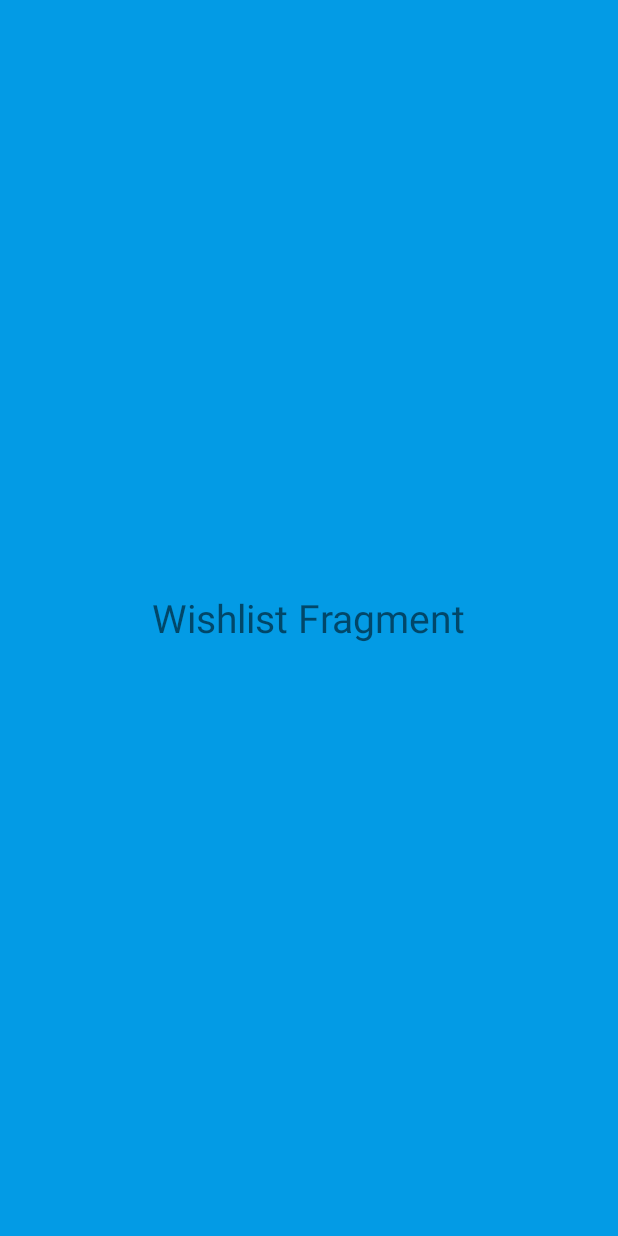
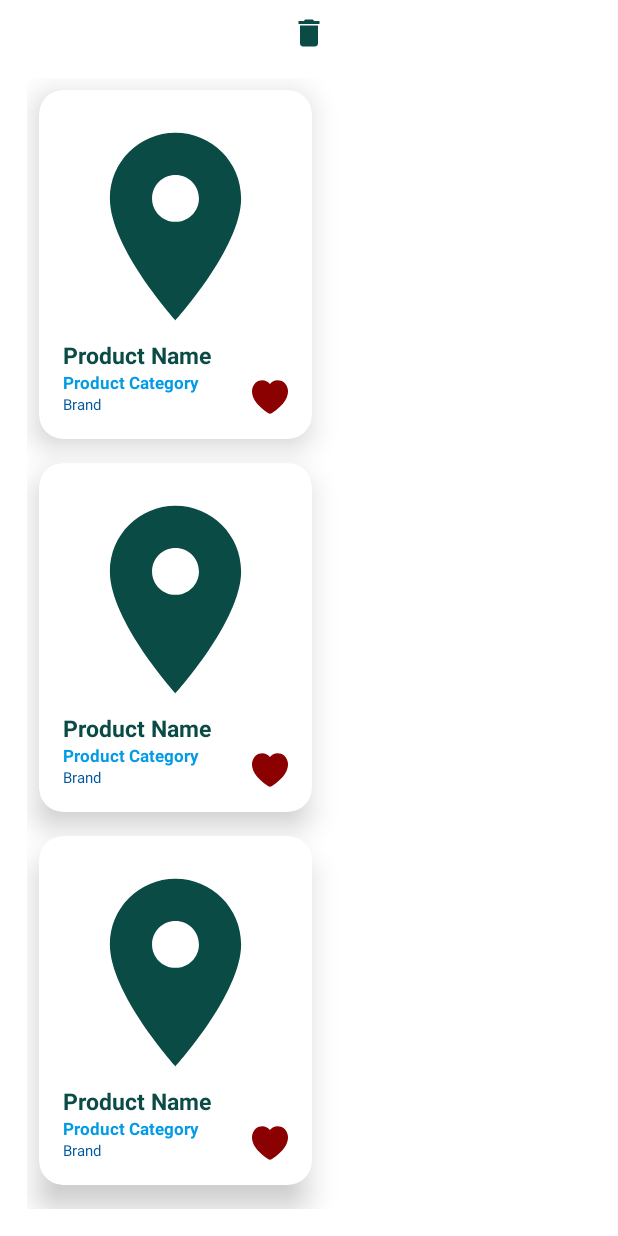
Before and after one commit to wahbimo/Arvag, an Android app: the layout fragment_wishlist.xml on its own in the app's theme, with its tools: preview values and no code run, on a phone screen of 412 x 824 dp. Run offline under Robolectric (Android 15) with nearby library versions, the phone set to English and light mode, and no system bars.

Commit message:
Wishlist added SQLite DB implemented to hold the products added to the wishlist. We can delete all products from the wishlist and we can delete only one element by clicking on the heart button.

```diff
--- a/app/src/main/java/com/example/arvag/activities/MainActivity.kt
+++ b/app/src/main/java/com/example/arvag/activities/MainActivity.kt
@@ -57,6 +57,7 @@ class MainActivity : AppCompatActivity() {
                 }
 
                 R.id.wishlist -> {
+                    //fragmentManager.beginTransaction().replace(R.id.frame_layout, wishlistFragment).commit()
                     fragmentManager.beginTransaction().hide(activeFragment).show(wishlistFragment).commit()
                     activeFragment = wishlistFragment
                     true
--- a/app/src/main/java/com/example/arvag/adapter/ProductItemAdapter.kt
+++ b/app/src/main/java/com/example/arvag/adapter/ProductItemAdapter.kt
@@ -10,7 +10,6 @@ import androidx.recyclerview.widget.RecyclerView
 import com.example.arvag.R
 import com.example.arvag.products_view.Product
 import com.bumptech.glide.Glide
-import com.example.arvag.listener.ICartLoadListener
 import com.example.arvag.listener.IRecyclerClickListener
 
 
--- a/app/src/main/java/com/example/arvag/products_view/CartModel.java
+++ /dev/null
@@ -1,4 +0,0 @@
-package com.example.arvag.products_view;
-
-public class CartModel {
-}
--- /dev/null
+++ b/app/src/main/res/drawable/baseline_delete_24.xml
@@ -0,0 +1,5 @@
+<vector android:height="24dp" android:tint="#0A4B45"
+    android:viewportHeight="24" android:viewportWidth="24"
+    android:width="24dp" xmlns:android="http://schemas.android.com/apk/res/android">
+    <path android:fillColor="@android:color/white" android:pathData="M6,19c0,1.1 0.9,2 2,2h8c1.1,0 2,-0.9 2,-2V7H6v12zM19,4h-3.5l-1,-1h-5l-1,1H5v2h14V4z"/>
+</vector>
--- a/app/src/main/res/layout/fragment_wishlist.xml
+++ b/app/src/main/res/layout/fragment_wishlist.xml
@@ -1,19 +1,49 @@
 <?xml version="1.0" encoding="utf-8"?>
-<FrameLayout xmlns:android="http://schemas.android.com/apk/res/android"
+<androidx.constraintlayout.widget.ConstraintLayout xmlns:android="http://schemas.android.com/apk/res/android"
     xmlns:tools="http://schemas.android.com/tools"
+    xmlns:app="http://schemas.android.com/apk/res-auto"
     android:layout_width="match_parent"
     android:layout_height="match_parent"
-    tools:context=".fragments.WishlistFragment"
-    android:background="@color/light_blue_600">
+    tools:context=".fragments.RechercheFragment"
+    android:background="@color/white">
 
 
-    <!-- TODO: Update blank fragment layout -->
-    <TextView
-        android:layout_width="wrap_content"
+    <LinearLayout
+        android:id="@+id/delete_linear_layout"
+        android:layout_width="match_parent"
         android:layout_height="wrap_content"
-        android:text="Wishlist Fragment"
-        android:textSize="26dp"
-        android:layout_gravity="center"
-        />
+        android:layout_margin="10dp"
+        android:orientation="horizontal"
+        app:layout_constraintTop_toTopOf="parent"
+        tools:layout_editor_absoluteX="10dp">
 
-</FrameLayout>
+
+
+        <ImageView
+            android:id="@+id/delete_button"
+            android:layout_width="wrap_content"
+            android:layout_height="wrap_content"
+            android:layout_weight="1"
+            android:src="@drawable/baseline_delete_24"
+            android:layout_gravity="right">
+
+        </ImageView>
+
+    </LinearLayout>
+
+    <androidx.recyclerview.widget.RecyclerView
+        android:id="@+id/recycler_product_wishlist"
+        android:padding="8dp"
+        android:layout_width="match_parent"
+        android:layout_height="0dp"
+        android:layout_margin="10dp"
+        app:layout_constraintBottom_toBottomOf="parent"
+        app:layout_constraintEnd_toEndOf="@id/delete_linear_layout"
+        app:layout_constraintStart_toStartOf="@id/delete_linear_layout"
+        app:layout_constraintTop_toBottomOf="@+id/delete_linear_layout"
+        app:layout_constraintVertical_bias="1.0"
+        tools:listitem="@layout/layout_product_wishlist">
+
+    </androidx.recyclerview.widget.RecyclerView>
+
+</androidx.constraintlayout.widget.ConstraintLayout>
--- /dev/null
+++ b/app/src/main/res/layout/layout_product_wishlist.xml
@@ -0,0 +1,68 @@
+<?xml version="1.0" encoding="utf-8"?>
+<androidx.cardview.widget.CardView
+    xmlns:android="http://schemas.android.com/apk/res/android"
+    xmlns:app="http://schemas.android.com/apk/res-auto"
+    app:cardCornerRadius="16dp"
+    app:cardElevation="12dp"
+    android:padding="8dp"
+    android:layout_margin="8dp"
+    android:layout_width="wrap_content"
+    android:backgroundTint="@color/white"
+    android:layout_height="wrap_content">
+    <LinearLayout
+        android:padding="16dp"
+        android:gravity="center"
+        android:orientation="vertical"
+        android:layout_width="match_parent"
+        android:layout_height="wrap_content"
+        >
+
+        <ImageView
+            android:id="@+id/productImageWishlist"
+            android:src="@drawable/baseline_location_arvag_color"
+            android:layout_width="150dp"
+            android:layout_height="150dp">
+        </ImageView>
+        <TextView
+            android:id="@+id/productNameWishlist"
+            android:text="Product Name"
+            android:textStyle="bold"
+            android:textSize="15sp"
+            android:textColor="@color/arvag_purp"
+            android:layout_gravity="start"
+            android:layout_width="wrap_content"
+            android:layout_height="wrap_content">
+        </TextView>
+        <TextView
+            android:id="@+id/productCategoryWishlist"
+            android:text="Product Category"
+            android:textStyle="bold"
+            android:textSize="11sp"
+            android:textColor="@color/light_blue_600"
+            android:layout_gravity="start"
+            android:layout_width="wrap_content"
+            android:layout_height="wrap_content">
+        </TextView>
+
+        <TextView
+            android:id="@+id/productBrandWishlist"
+            android:text="Brand"
+            android:textStyle="normal"
+            android:textSize="10sp"
+            android:textColor="@color/light_blue_900"
+            android:layout_gravity="start"
+            android:layout_width="wrap_content"
+            android:layout_height="wrap_content">
+        </TextView>
+    </LinearLayout>
+    <ImageView
+        android:id="@+id/heart_button"
+        android:layout_width="wrap_content"
+        android:layout_height="wrap_content"
+        android:layout_gravity="bottom|end"
+        android:layout_margin="16dp"
+        android:src="@drawable/heart"
+        app:tint="@color/red" >
+
+    </ImageView>
+</androidx.cardview.widget.CardView>
--- a/app/src/main/res/values/colors.xml
+++ b/app/src/main/res/values/colors.xml
@@ -18,5 +18,7 @@
     <color name="green">#4CAF50</color>
 
     <color name="searchview_text_color">#FFFFFFFF</color>
+    <color name="red">#8B0000</color>
+
 
 </resources>
```
Also changed, not shown: app/build.gradle (+16 -4 lines), app/src/main/java/com/example/arvag/adapter/ProductWishlistAdapter.kt (added, +71 -0 lines), app/src/main/java/com/example/arvag/dao/CartDAO.kt (deleted, +0 -24 lines), app/src/main/java/com/example/arvag/dao/ProductDao.kt (added, +27 -0 lines), app/src/main/java/com/example/arvag/database/ProductDataBase.kt (+20 -13 lines), app/src/main/java/com/example/arvag/fragments/DetailedFragment.kt (+42 -10 lines), app/src/main/java/com/example/arvag/fragments/RechercheFragment.kt (+1 -17 lines), app/src/main/java/com/example/arvag/fragments/WishlistFragment.kt (+69 -33 lines), app/src/main/java/com/example/arvag/listener/ICartLoadListener.kt (deleted, +0 -8 lines), app/src/main/java/com/example/arvag/products_view/Product.kt (+17 -13 lines), app/src/main/java/com/example/arvag/products_view/ProductCart.kt (deleted, +0 -26 lines), app/src/main/java/com/example/arvag/repository/CartRepo.kt (deleted, +0 -37 lines).
